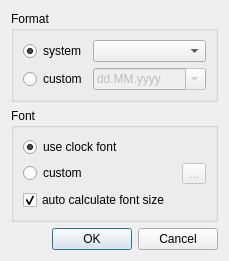
The window that plugins/date/gui/settings_dialog.ui (Kolcha/DigitalClock4) describes before a commit, drawn with Qt 5.
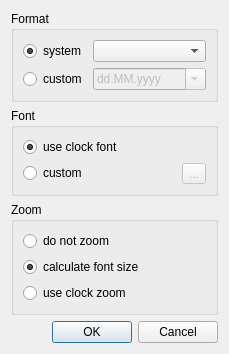
The same window after the commit.

Diff of the .ui file:
```diff
--- a/plugins/date/gui/settings_dialog.ui
+++ b/plugins/date/gui/settings_dialog.ui
@@ -7,7 +7,7 @@
     <x>0</x>
     <y>0</y>
     <width>199</width>
-    <height>230</height>
+    <height>309</height>
    </rect>
   </property>
   <property name="windowTitle">
@@ -16,7 +16,7 @@
   <property name="modal">
    <bool>true</bool>
   </property>
-  <layout class="QVBoxLayout" name="verticalLayout">
+  <layout class="QVBoxLayout" name="verticalLayout_2">
    <item>
     <widget class="QGroupBox" name="format_group">
      <property name="title">
@@ -124,16 +124,39 @@
         </property>
        </widget>
       </item>
-      <item row="2" column="0" colspan="2">
-       <widget class="QCheckBox" name="font_autosize">
+     </layout>
+    </widget>
+   </item>
+   <item>
+    <widget class="QGroupBox" name="zoom_group">
+     <property name="title">
+      <string>Zoom</string>
+     </property>
+     <layout class="QVBoxLayout" name="verticalLayout">
+      <item>
+       <widget class="QRadioButton" name="not_zoom">
         <property name="text">
-         <string>auto calculate font size</string>
+         <string>do not zoom</string>
+        </property>
+       </widget>
+      </item>
+      <item>
+       <widget class="QRadioButton" name="font_autosize">
+        <property name="text">
+         <string>calculate font size</string>
         </property>
         <property name="checked">
          <bool>true</bool>
         </property>
        </widget>
       </item>
+      <item>
+       <widget class="QRadioButton" name="clock_zoom">
+        <property name="text">
+         <string>use clock zoom</string>
+        </property>
+       </widget>
+      </item>
      </layout>
     </widget>
    </item>
```
Left out of the diff: 26 changed lines with no effect on the pictures.
